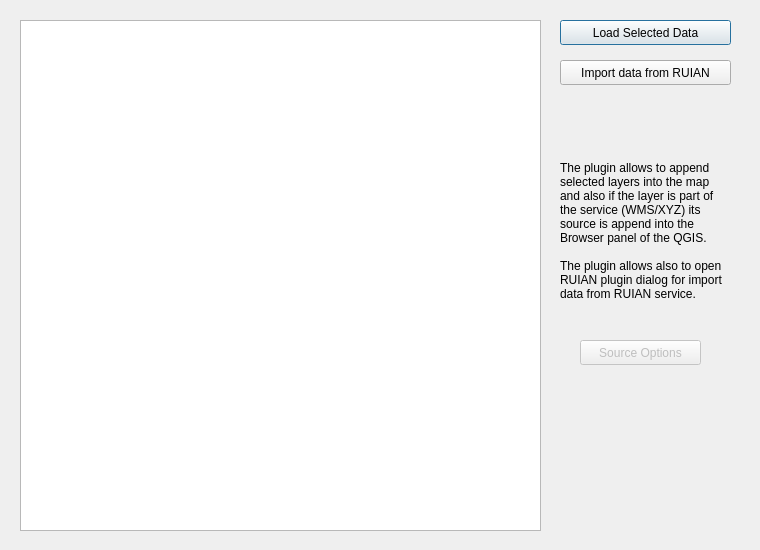
Before: the Qt Designer form Geo_Data_dialog_base.ui in OpenGeoLabs/czech_slovak_freegeodata, drawn with Qt 5.
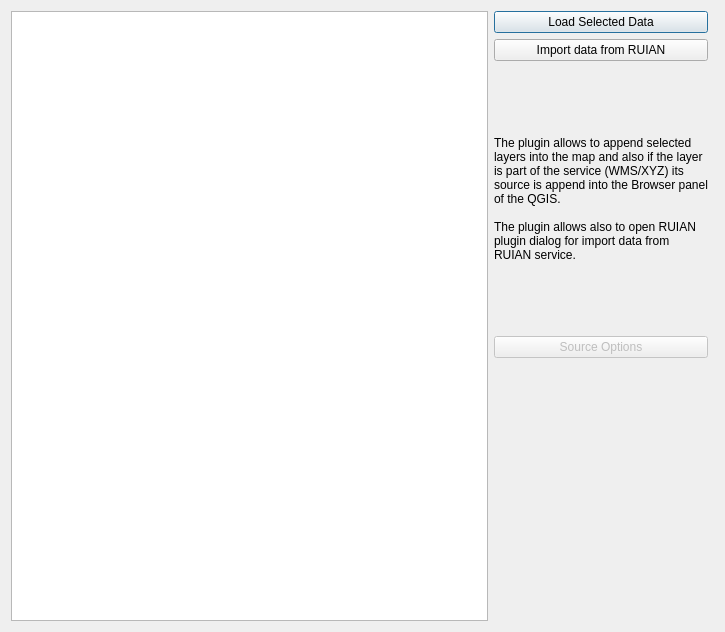
After: the same form once the commit is applied.

What changed in the file:
```diff
--- a/Geo_Data_dialog_base.ui
+++ b/Geo_Data_dialog_base.ui
@@ -6,34 +6,37 @@
    <rect>
     <x>0</x>
     <y>0</y>
-    <width>760</width>
-    <height>550</height>
+    <width>725</width>
+    <height>632</height>
    </rect>
   </property>
+  <property name="maximumSize">
+   <size>
+    <width>16777215</width>
+    <height>16777215</height>
+   </size>
+  </property>
   <property name="windowTitle">
    <string>GeoData</string>
   </property>
-  <widget class="QPushButton" name="pushButtonLoadData">
-   <property name="geometry">
-    <rect>
-     <x>560</x>
-     <y>20</y>
-     <width>171</width>
-     <height>25</height>
-    </rect>
-   </property>
+  <layout class="QGridLayout" name="gridLayout">
+   <item row="11" column="1" colspan="2">
+    <widget class="QLabel" name="labelRuianError">
    <property name="text">
-    <string>Load Selected Data</string>
-   </property>
-  </widget>
+      <string/>
+     </property>
+     <property name="wordWrap">
+      <bool>true</bool>
+     </property>
+    </widget>
+   </item>
+   <item row="0" column="0" rowspan="12">
   <widget class="QTreeWidget" name="treeWidgetSources">
-   <property name="geometry">
-    <rect>
-     <x>20</x>
-     <y>20</y>
-     <width>521</width>
-     <height>511</height>
-    </rect>
+     <property name="minimumSize">
+      <size>
+       <width>200</width>
+       <height>0</height>
+      </size>
    </property>
    <property name="columnCount">
     <number>1</number>
@@ -47,27 +50,28 @@
     </property>
    </column>
   </widget>
+   </item>
+   <item row="0" column="1">
+    <widget class="QPushButton" name="pushButtonLoadData">
+     <property name="text">
+      <string>Load Selected Data</string>
+     </property>
+    </widget>
+   </item>
+   <item row="1" column="1">
   <widget class="QPushButton" name="pushButtonLoadRuianPlugin">
-   <property name="geometry">
-    <rect>
-     <x>560</x>
-     <y>60</y>
-     <width>171</width>
-     <height>25</height>
-    </rect>
-   </property>
    <property name="text">
     <string>Import data from RUIAN</string>
    </property>
   </widget>
+   </item>
+   <item row="3" column="1">
   <widget class="QLabel" name="label">
-   <property name="geometry">
-    <rect>
-     <x>560</x>
-     <y>100</y>
-     <width>171</width>
-     <height>261</height>
-    </rect>
+     <property name="minimumSize">
+      <size>
+       <width>214</width>
+       <height>175</height>
+      </size>
    </property>
    <property name="text">
     <string>The plugin allows to append selected layers into the map and also if the layer is part of the service (WMS/XYZ) its source is append into the Browser panel of the QGIS.
@@ -78,34 +82,12 @@
     <bool>true</bool>
    </property>
   </widget>
-  <widget class="QLabel" name="labelRuianError">
-   <property name="geometry">
-    <rect>
-     <x>560</x>
-     <y>380</y>
-     <width>171</width>
-     <height>61</height>
-    </rect>
-   </property>
-   <property name="text">
-    <string/>
-   </property>
-   <property name="wordWrap">
-    <bool>true</bool>
-   </property>
-  </widget>
+   </item>
+   <item row="5" column="1">
   <widget class="QPushButton" name="pushButtonSourceOptions">
    <property name="enabled">
     <bool>false</bool>
    </property>
-   <property name="geometry">
-    <rect>
-     <x>580</x>
-     <y>340</y>
-     <width>121</width>
-     <height>25</height>
-    </rect>
-   </property>
    <property name="focusPolicy">
     <enum>Qt::StrongFocus</enum>
    </property>
@@ -113,6 +95,8 @@
     <string>Source Options</string>
    </property>
   </widget>
+   </item>
+  </layout>
  </widget>
  <resources/>
  <connections/>
```
Lines whose indentation alone changed are shown as unchanged.
